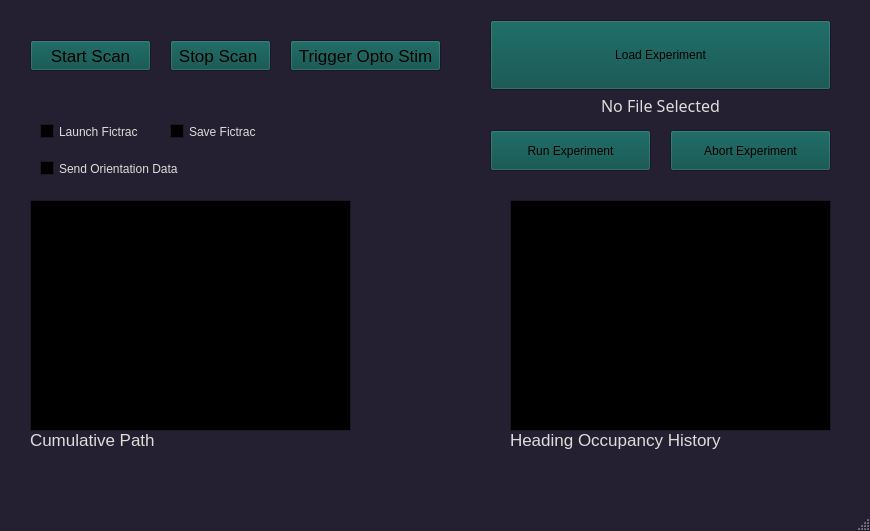
This is BumpBlaster5000/vr_interface/gui.ui in yfisher-lab/BumpBlaster5000 as Qt 5 draws it before an edit. The edited form follows.
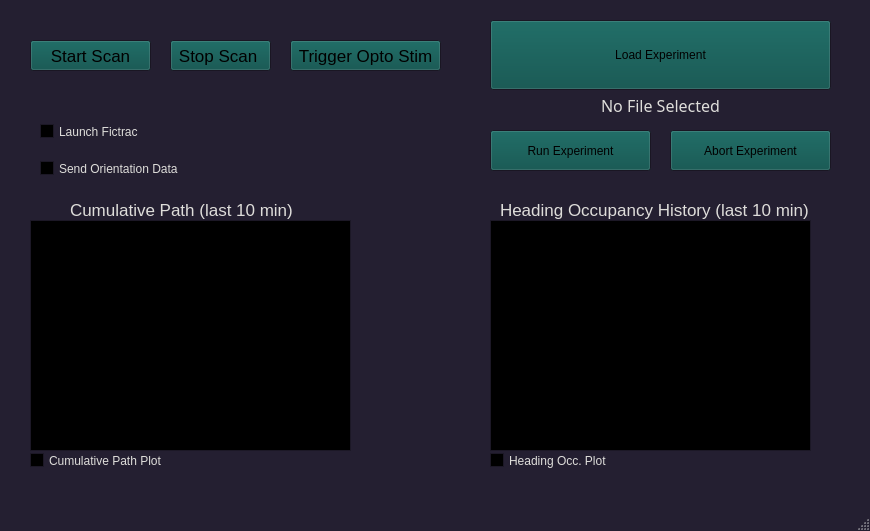
This is the edited form. Custom widgets are drawn as their Qt base class.

Commit message: reconfigure vr_interface for new plots

What changed in the file:
```diff
--- a/BumpBlaster5000/vr_interface/gui.ui
+++ b/BumpBlaster5000/vr_interface/gui.ui
@@ -536,8 +536,8 @@
    <widget class="PlotWidget" name="heading_occ_plotwidget">
     <property name="geometry">
      <rect>
-      <x>510</x>
-      <y>200</y>
+      <x>490</x>
+      <y>220</y>
       <width>321</width>
       <height>231</height>
      </rect>
@@ -581,9 +581,9 @@
    <widget class="QLabel" name="heading_occ_label">
     <property name="geometry">
      <rect>
-      <x>510</x>
-      <y>430</y>
-      <width>231</width>
+      <x>500</x>
+      <y>200</y>
+      <width>311</width>
       <height>20</height>
      </rect>
     </property>
@@ -594,7 +594,7 @@
      </font>
     </property>
     <property name="text">
-     <string>Heading Occupancy History</string>
+     <string>Heading Occupancy History (last 10 min)</string>
     </property>
    </widget>
    <widget class="QPushButton" name="stop_scan_push">
@@ -635,28 +635,12 @@
      <bool>false</bool>
     </property>
    </widget>
-   <widget class="QCheckBox" name="save_fictrac_toggle">
-    <property name="geometry">
-     <rect>
-      <x>170</x>
-      <y>120</y>
-      <width>121</width>
-      <height>23</height>
-     </rect>
-    </property>
-    <property name="text">
-     <string>Save Fictrac</string>
-    </property>
-    <property name="checked">
-     <bool>false</bool>
-    </property>
-   </widget>
    <widget class="QLabel" name="cumm_path_label">
     <property name="geometry">
      <rect>
-      <x>30</x>
-      <y>430</y>
-      <width>140</width>
+      <x>70</x>
+      <y>200</y>
+      <width>231</width>
       <height>20</height>
      </rect>
     </property>
@@ -667,7 +651,7 @@
      </font>
     </property>
     <property name="text">
-     <string>Cumulative Path</string>
+     <string>Cumulative Path (last 10 min)</string>
     </property>
    </widget>
    <widget class="QCheckBox" name="send_orientation_toggle">
@@ -713,12 +697,38 @@
     <property name="geometry">
      <rect>
       <x>30</x>
-      <y>200</y>
+      <y>220</y>
       <width>321</width>
       <height>231</height>
      </rect>
     </property>
    </widget>
+   <widget class="QCheckBox" name="cumm_path_checkbox">
+    <property name="geometry">
+     <rect>
+      <x>30</x>
+      <y>450</y>
+      <width>151</width>
+      <height>21</height>
+     </rect>
+    </property>
+    <property name="text">
+     <string>Cumulative Path Plot</string>
+    </property>
+   </widget>
+   <widget class="QCheckBox" name="heading_occ_checkbox">
+    <property name="geometry">
+     <rect>
+      <x>490</x>
+      <y>450</y>
+      <width>151</width>
+      <height>21</height>
+     </rect>
+    </property>
+    <property name="text">
+     <string>Heading Occ. Plot</string>
+    </property>
+   </widget>
   </widget>
   <widget class="QStatusBar" name="statusBar"/>
  </widget>
```
The commit also changes 4 other files.
